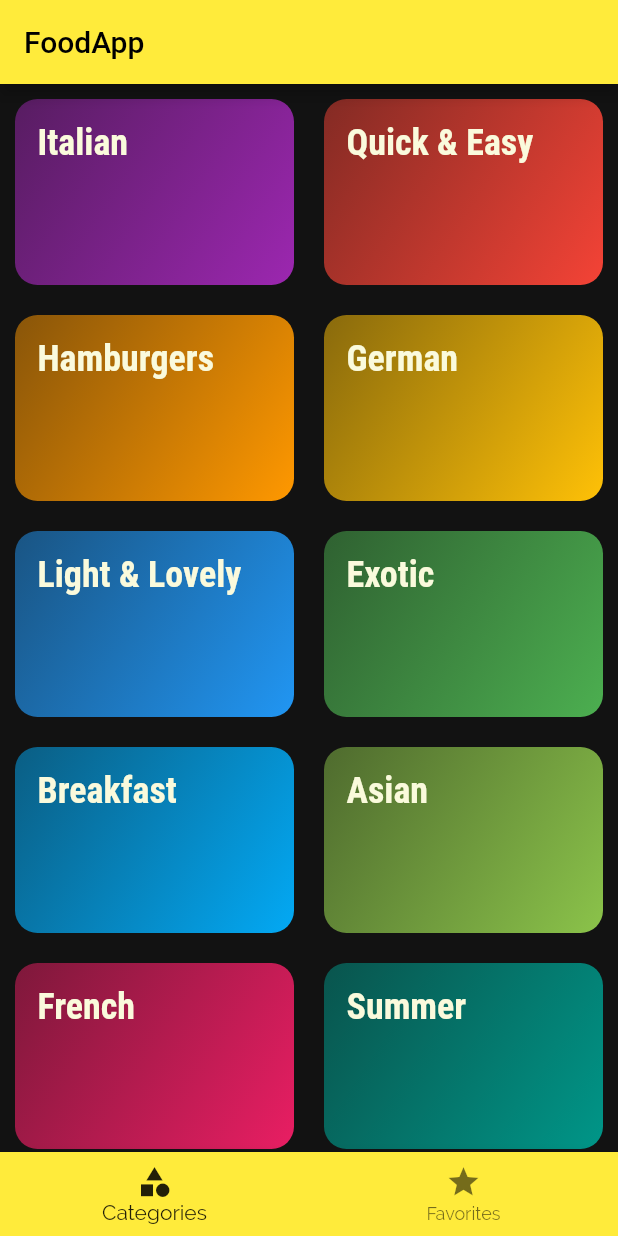
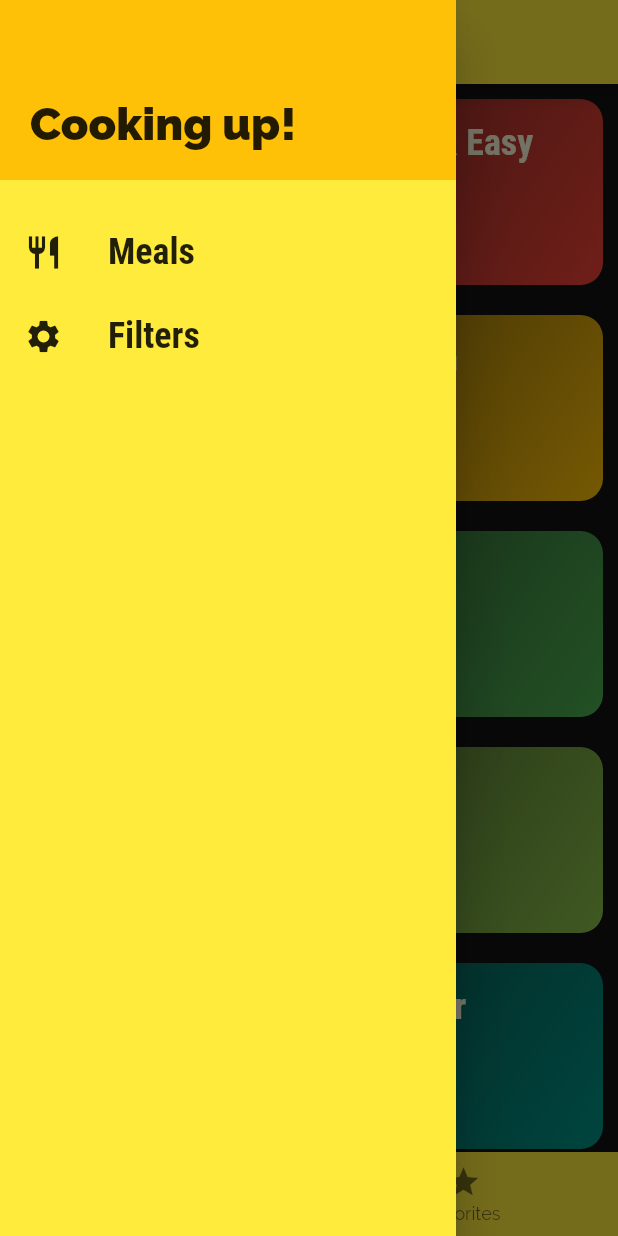
Before and after one commit to AaronCodesPython/FoodApp, a Flutter app: the screen it shows after launch, with the side drawer open (before the commit the screen has no drawer), on a phone screen of 412 x 824 dp. Run offline on Flutter 3.47's test engine with Material 2 defaults, Android fonts, the phone set to English and light mode, and no system bars.

Commit message:
deleted Linux, added Side-menu

```diff
--- a/foodapp/lib/screens/tabs_screen.dart
+++ b/foodapp/lib/screens/tabs_screen.dart
@@ -1,6 +1,7 @@
 import "package:flutter/material.dart";
 import "./categories_screen.dart";
 import "./favourites_screen.dart";
+import "../widgets/main_drawer.dart";
 
 class TabsScreeen extends StatefulWidget {
   const TabsScreeen({Key? key}) : super(key: key);
@@ -17,6 +18,7 @@ class _TabsScreeenState extends State<TabsScreeen> {
       appBar: AppBar(
         title: Text("FoodApp"),
       ),
+      drawer: MainDrawer(),
       body: pages[_selectedPageIndex],
       bottomNavigationBar: BottomNavigationBar(
         currentIndex: _selectedPageIndex,
--- /dev/null
+++ b/foodapp/lib/widgets/main_drawer.dart
@@ -0,0 +1,53 @@
+import 'package:flutter/src/foundation/key.dart';
+import 'package:flutter/src/widgets/framework.dart';
+import "package:flutter/material.dart";
+
+class MainDrawer extends StatelessWidget {
+  const MainDrawer({Key? key}) : super(key: key);
+  Widget buildListTile(String titleS, IconData icd) {
+    return ListTile(
+      leading: Icon(
+        icd,
+        size: 26,
+        color: Colors.black87,
+      ),
+      title: Text(titleS,
+          style: const TextStyle(
+              color: Colors.black87,
+              fontFamily: "RobotoCondensed",
+              fontSize: 24,
+              fontWeight: FontWeight.bold)),
+      onTap: () {},
+    );
+  }
+
+  @override
+  Widget build(BuildContext context) {
+    return Drawer(
+      backgroundColor: Theme.of(context).primaryColor,
+      child: Column(
+        children: [
+          Container(
+            color: Theme.of(context).accentColor,
+            height: 120,
+            width: double.infinity,
+            padding: const EdgeInsets.all(20),
+            alignment: Alignment.bottomLeft,
+            child: Text(
+              "Cooking up!",
+              style: TextStyle(
+                  fontWeight: FontWeight.w900,
+                  fontSize: 30,
+                  color: Colors.black87),
+            ),
+          ),
+          const SizedBox(
+            height: 20,
+          ),
+          buildListTile("Meals", Icons.restaurant),
+          buildListTile("Filters", Icons.settings)
+        ],
+      ),
+    );
+  }
+}
```
Also changed, not shown: 9 other files.
